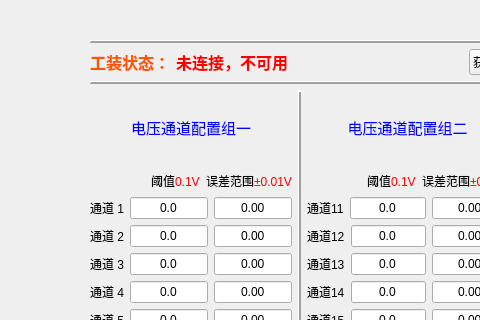
Qt form CWinDesign/CWTestTools.ui (wu1130880347/qt-mcu_analysis) before a commit; both pictures show x 0 to 480 and y 0 to 320 of the 820 by 520 pixel window.
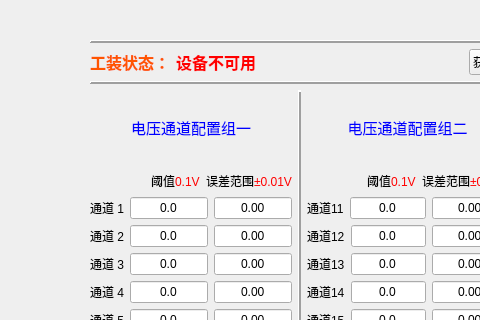
The same form after that commit. Icons and pictures are not drawn.

Commit message: 可以自动获取设备

What changed in the file:
```diff
--- a/CWinDesign/CWTestTools.ui
+++ b/CWinDesign/CWTestTools.ui
@@ -72,7 +72,7 @@
         <item>
          <widget class="QLabel" name="label_41">
           <property name="text">
-           <string>&lt;html&gt;&lt;head/&gt;&lt;body&gt;&lt;p&gt;&lt;span style=&quot; font-size:12pt; font-weight:600; color:#ff0000;&quot;&gt;未连接，不可用&lt;/span&gt;&lt;/p&gt;&lt;/body&gt;&lt;/html&gt;</string>
+           <string>&lt;html&gt;&lt;head/&gt;&lt;body&gt;&lt;p&gt;&lt;span style=&quot; font-size:12pt; font-weight:600; color:#ff0000;&quot;&gt;设备不可用&lt;/span&gt;&lt;/p&gt;&lt;/body&gt;&lt;/html&gt;</string>
           </property>
          </widget>
         </item>
```
Left out of the diff: 2 changed lines with no effect on the pictures. The commit also changes 10 other files.
